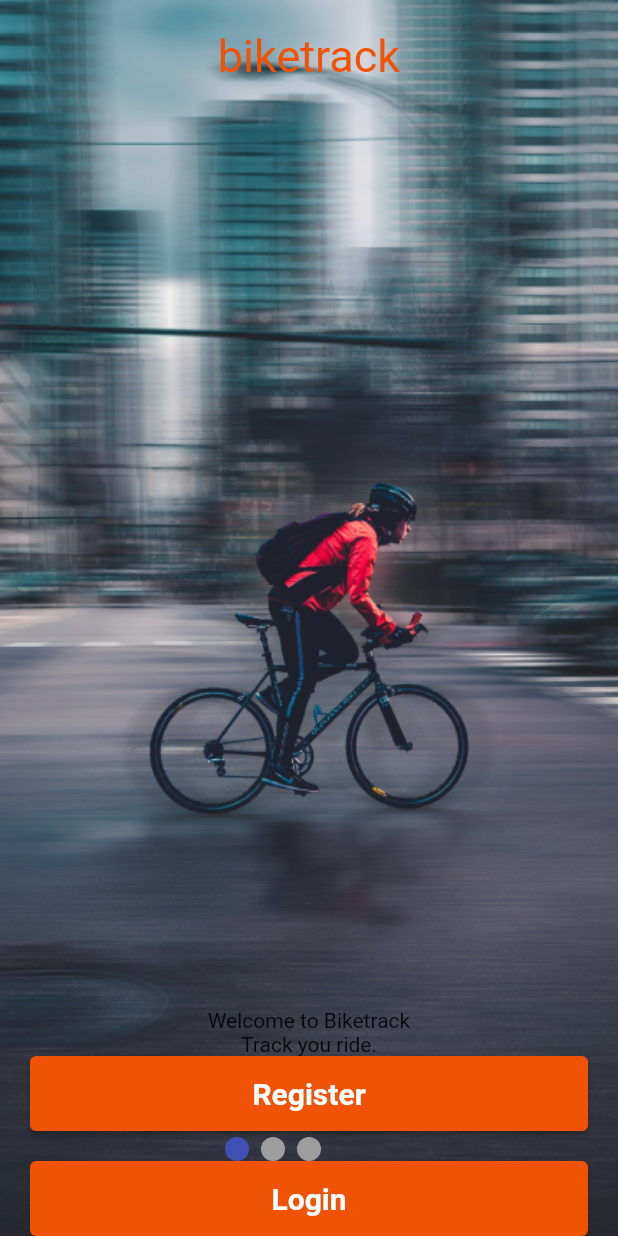
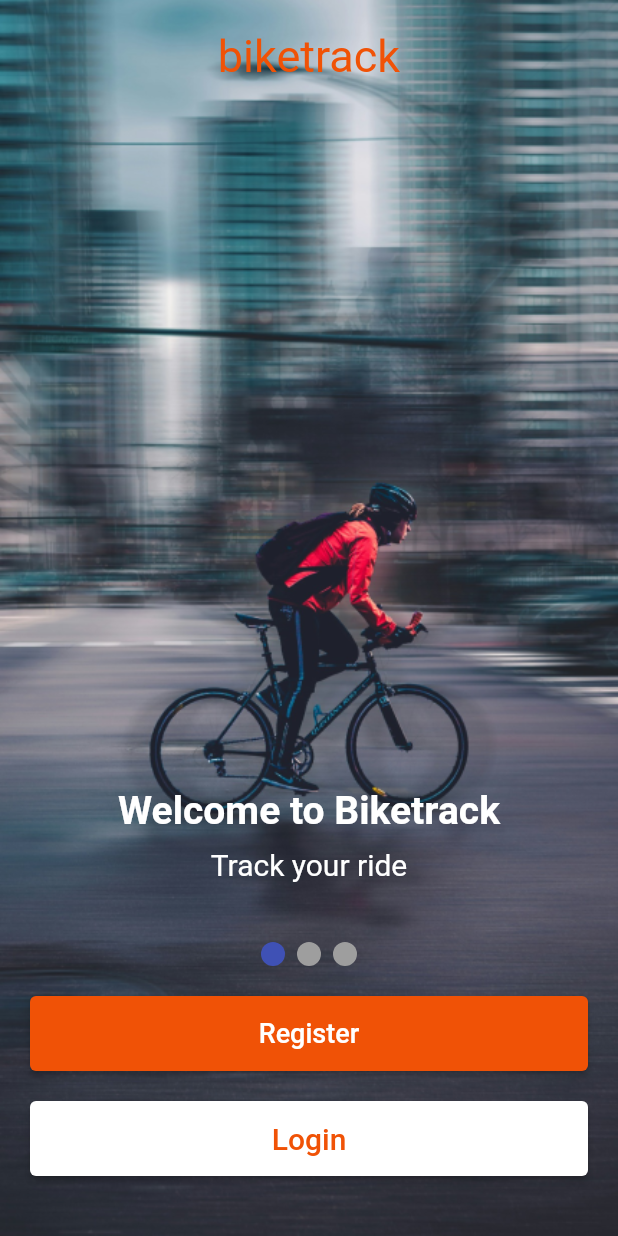
Before and after one commit to kamilawad/Bike-Track, a Flutter app: the screen it shows after launch, on a phone screen of 412 x 824 dp. Run offline on Flutter 3.47's test engine with Material 3 defaults, Android fonts, the light colour scheme and no system bars; drawn by our look-alikes of smooth_page_indicator; our stand-ins replace google_fonts; Roboto replaces fonts that are missing (Knewave).

Commit message:
frontend - update onboard screen style

```diff
--- a/mobile_flutter/lib/screens/Onboarding/onboarding_screen.dart
+++ b/mobile_flutter/lib/screens/Onboarding/onboarding_screen.dart
@@ -29,7 +29,6 @@ class _OnboardingScreenState extends State<OnboardingScreen> {
                     ),
                   ),
 
-
                   child: Column(
                     mainAxisAlignment: MainAxisAlignment.spaceBetween,
                     children: [
@@ -46,8 +45,31 @@ class _OnboardingScreenState extends State<OnboardingScreen> {
                       Column(
                         mainAxisAlignment: MainAxisAlignment.center,
                         children: [
-                          const Text("Welcome to Biketrack"),
-                          const Text("Track you ride."),
+                          const Text(
+                            "Welcome to Biketrack",
+                            style: TextStyle(
+                              fontSize: 26,
+                              fontWeight: FontWeight.bold,
+                              color: Colors.white,
+                            ),
+                          ),
+
+                          const SizedBox(height: 10),
+                          const Text(
+                            "Track your ride",
+                            style: TextStyle(
+                              fontSize: 20,
+                              color: Colors.white,
+                            ),
+                          ),
+
+                          const SizedBox(height: 40),
+                          SmoothPageIndicator(
+                            controller: _controller,
+                            count: 3,
+                          ),
+
+                          const SizedBox(height: 20),
                           ElevatedButton(
                             onPressed: () {},
                             style: ElevatedButton.styleFrom(
@@ -56,8 +78,8 @@ class _OnboardingScreenState extends State<OnboardingScreen> {
                             child: const Text(
                               "Register",
                               style: TextStyle(
-                                fontSize: 20,
-                              fontWeight: FontWeight.w600,
+                                fontSize: 18,
+                                fontWeight: FontWeight.w500,
                               ),
                             ),
                           ),
@@ -67,15 +89,18 @@ class _OnboardingScreenState extends State<OnboardingScreen> {
                             onPressed: () {},
                             style: ElevatedButton.styleFrom(
                               minimumSize: Size(MediaQuery.of(context).size.width - 40, 50),
+                              backgroundColor: Colors.white,
                             ),
                             child: const Text(
                               "Login",
                               style: TextStyle(
                                 fontSize: 20,
-                              fontWeight: FontWeight.w600,
+                                fontWeight: FontWeight.w500,
+                                color: Color(0xFFF05206),
                               ),
                             ),
                           ),
+                          const SizedBox(height: 40),
                         ],
                       ),
                     ],
@@ -90,15 +115,6 @@ class _OnboardingScreenState extends State<OnboardingScreen> {
                 ),
               ],
             ),
-
-            Positioned(
-              bottom: 50,
-              left: 150,
-              child: SmoothPageIndicator(
-                controller: _controller,
-                count: 3
-              )
-            ),
           ],
         ),
       ),
```
